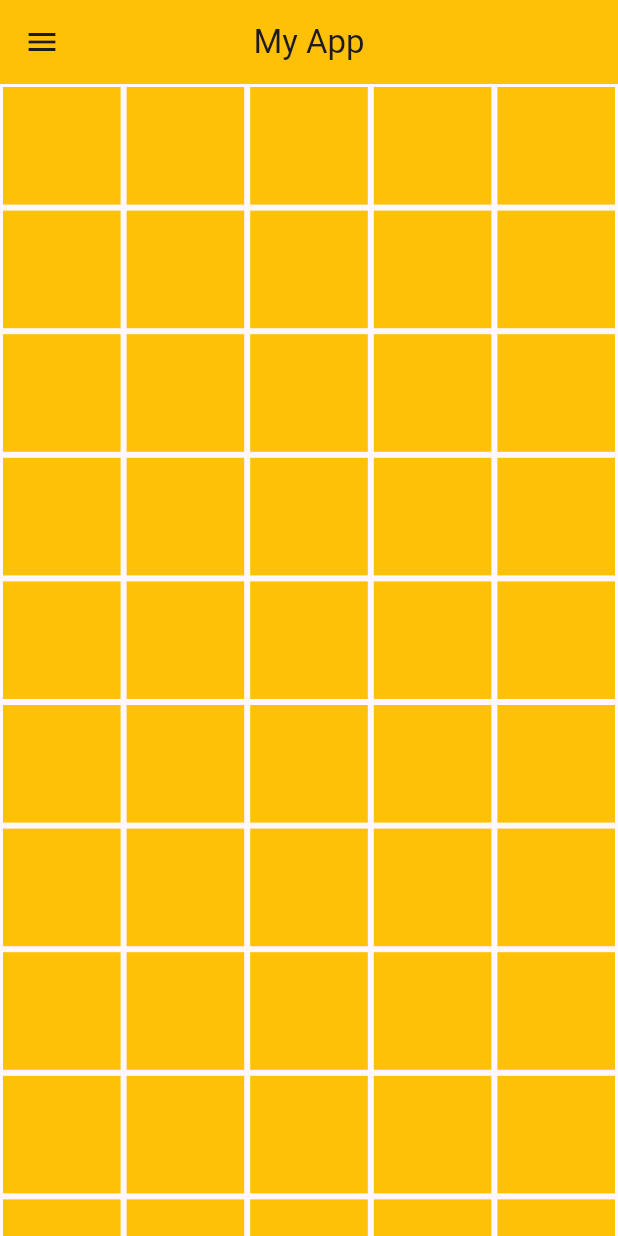
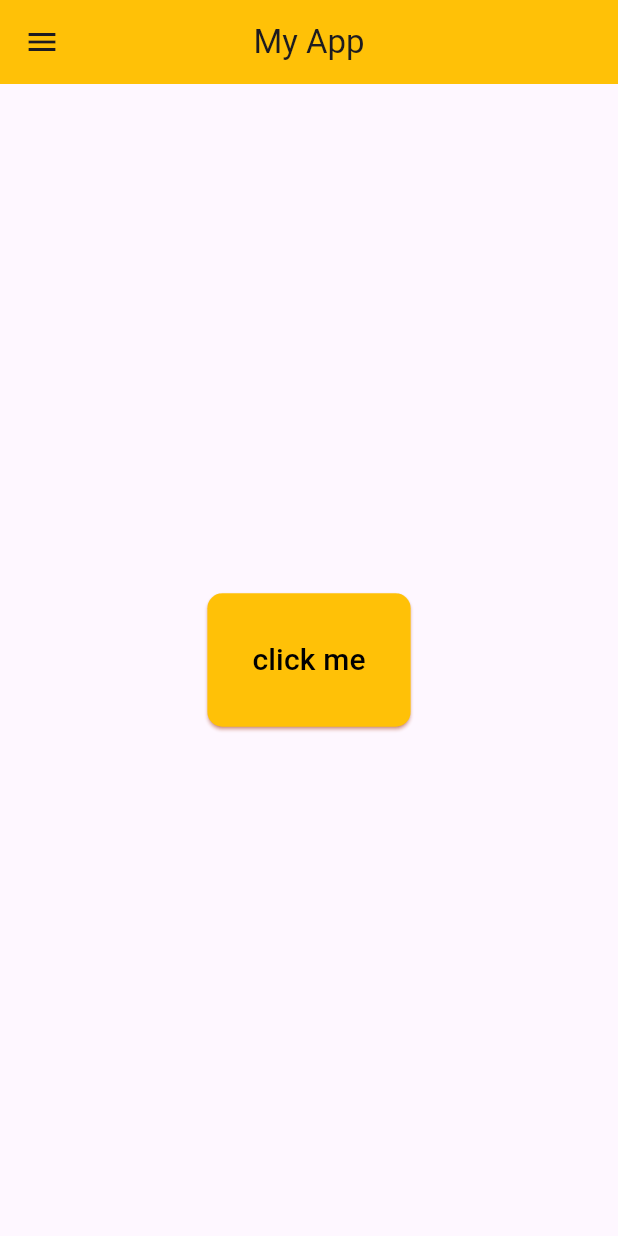
Before and after one commit to nakshatra-naksh/skillLab6, a Flutter app: the screen it shows after launch, on a phone screen of 412 x 824 dp. Run offline on Flutter 3.47's test engine with Material 3 defaults, Android fonts, the phone set to English and light mode, and no system bars.

Commit message:
elevatedButton with shadow

```diff
--- a/lib/main.dart
+++ b/lib/main.dart
@@ -17,13 +17,22 @@ class MyApp extends StatelessWidget {
           backgroundColor: Colors.amber,
           leading: Icon(Icons.menu),
         ),
-        body: GridView.builder(
-          gridDelegate: SliverGridDelegateWithFixedCrossAxisCount(
-            crossAxisCount: 5,
+        body: Center(
+          child: ElevatedButton(
+            onPressed: () {
+              print('elevated button clickrd');
+            },
+            style: ElevatedButton.styleFrom(
+              backgroundColor: Colors.amber,
+              shadowColor: Colors.deepOrange,
+              foregroundColor: Colors.black,
+              padding: EdgeInsets.all(30),
+              shape: RoundedRectangleBorder(
+                borderRadius: BorderRadius.circular(10),
+              ),
+            ),
+            child: Text('click me', style: TextStyle(fontSize: 20)),
           ),
-          itemBuilder: (context, index) {
-            return Container(color: Colors.amber, margin: EdgeInsets.all(2));
-          },
         ),
       ),
     );
```
